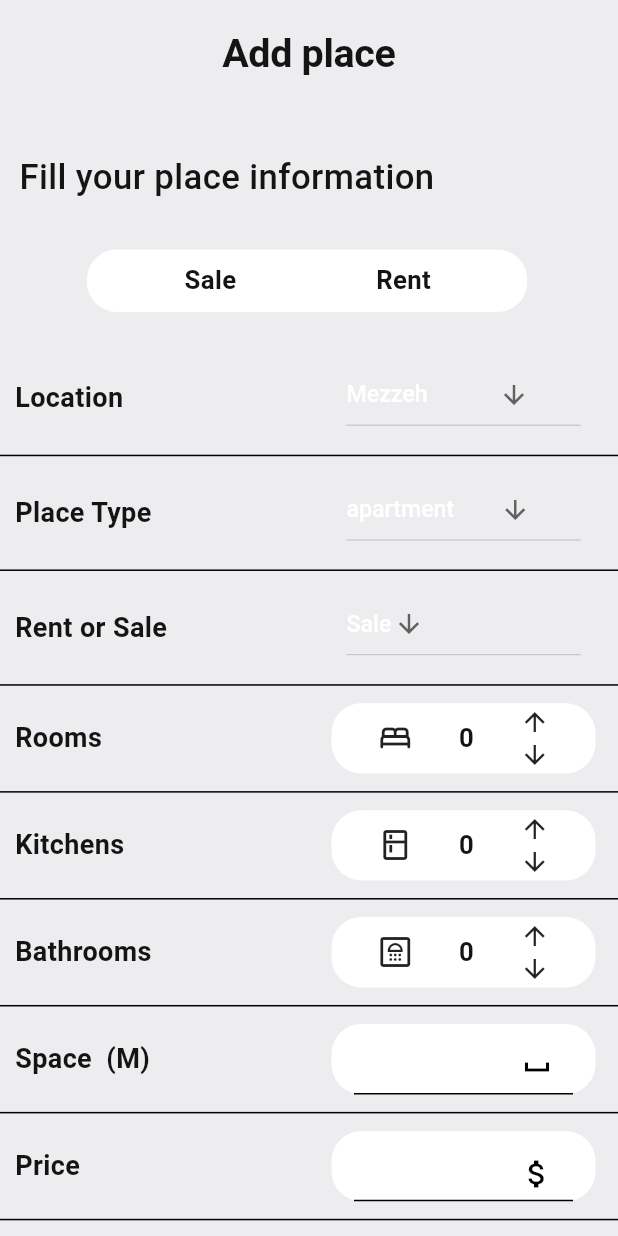
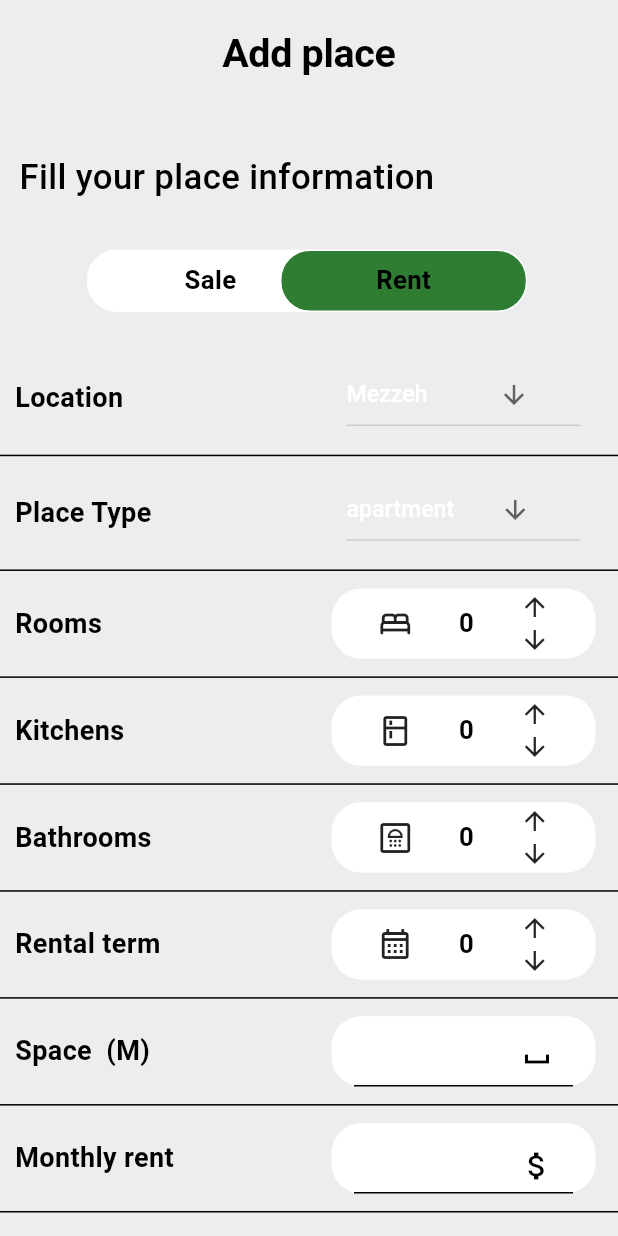
Before and after one commit to SalahMd/Sstate, a Flutter app: the AddPlace screen opened by its route, on a phone screen of 412 x 824 dp. Run offline on Flutter 3.47's test engine with Material 3 defaults, Android fonts, the light colour scheme and no system bars; drawn by our look-alikes of flutter_animate; our stand-ins replace avatar_glow, chips_choice, dartz, flutter_screenutil, geocoding, geolocator and 6 more; missing offline and left inert: date_picker_plus, flutter_glow; accounts and stored records are empty; Roboto replaces fonts that are missing (PlayfairDisplay).

Commit message:
Fixing bugs with rent or sale in add place page

```diff
--- a/lib/controller/add_place_controller.dart
+++ b/lib/controller/add_place_controller.dart
@@ -18,8 +18,9 @@ class AddPlaceControllerImpl extends AddPlaceController {
   int numOfRooms = 0;
   int numOfKitchens = 0;
   int numOfBathRooms = 0;
+  int rentalTerm = 0;
   double space = 0;
-  bool sale = true;
+  bool sale = false;
   int floor = 0;
   List images = [];
   List<DropdownMenuItem<String>> streetsList = [
@@ -93,14 +94,12 @@ class AddPlaceControllerImpl extends AddPlaceController {
   //AddMedicineBack addmedicineBack = AddMedicineBack(Get.put(Crud()));
 
   @override
-  addPlace() {
-
+  addPlace() {}
+  updateDropDownValue(String? newValue) {
+    print("Dropdown Value Changed: $newValue");
+    elementValue = newValue!;
+    update();
   }
-  updateDropDownValue(String? newValue) {
-  print("Dropdown Value Changed: $newValue");
-  elementValue = newValue!;
-  update();
-}
 
   @override
   void onInit() {
@@ -143,6 +142,9 @@ class AddPlaceControllerImpl extends AddPlaceController {
     } else if (increasingElement == "Rooms" && numOfRooms > 0) {
       numOfRooms--;
     }
+    else if (increasingElement == "Rental term" && rentalTerm > 0) {
+      rentalTerm--;
+    }
     update();
   }
 
@@ -155,6 +157,14 @@ class AddPlaceControllerImpl extends AddPlaceController {
     } else if (increasingElement == "Rooms" && numOfRooms >= 0) {
       numOfRooms++;
     }
+    else if (increasingElement == "Rental term" && rentalTerm >= 0) {
+      rentalTerm++;
+    }
+    update();
+  }
+
+  isSale(bool isSale) {
+    sale = isSale;
     update();
   }
 }
--- a/lib/core/constants/textstyles.dart
+++ b/lib/core/constants/textstyles.dart
@@ -52,4 +52,8 @@ class TextStyles {
       //color: AppColors.whiteColor,
       fontSize: 15.sp,
       fontWeight: FontWeight.w500);
+       static TextStyle w50017White = TextStyle(
+      color: lightAppColors.whiteColor,
+      fontSize: 15.sp,
+      fontWeight: FontWeight.w500);
 }
--- a/lib/core/localization/translation.dart
+++ b/lib/core/localization/translation.dart
@@ -82,7 +82,11 @@ class Translation extends Translations {
           "placetype":"نوع العقار",
           "price":"السعر",
           "m":"م",
-          "fillyourplaceinfo":"إملئ معلومات العقار"
+          "fillyourplaceinfo":"إملئ معلومات العقار",
+          "forsale":"للبيع",
+          "forrent":"للإيجار",
+          "rentalterm":"فترة الإيجار",
+          "monthlyrent":"الإيجار الشهري"
 
         },
         "en": {
@@ -164,8 +168,11 @@ class Translation extends Translations {
           "placetype":"Place Type",
           "price":"Price",
           "m":"M",
-          "fillyourplaceinfo":"Fill your place information"
-
+          "fillyourplaceinfo":"Fill your place information",
+          "forsale":"For sale",
+          "forrent":"For rent",
+          "rentalterm":"Rental term",
+          "monthlyrent":"Monthly rent",
 
         }
       };
--- a/lib/core/theme/app_theme.dart
+++ b/lib/core/theme/app_theme.dart
@@ -6,16 +6,16 @@ import 'package:sestate/core/constants/colors.dart';
 class AppTheme {
   static var darkTheme = ColorScheme.dark(
     primary: darkAppColors.primaryColor,
-    primaryContainer:darkAppColors.whiteColor,
+    primaryContainer: darkAppColors.whiteColor,
     onPrimaryContainer: Color.fromARGB(255, 250, 248, 248),
     onErrorContainer: Color(0xFFF9DEDC),
     outline: Color(0xFF938F99),
     background: Colors.grey[900]!,
     onBackground: Color.fromARGB(255, 2, 2, 2),
-    surface: Color.fromARGB(255, 226, 45, 45),
+    surface: Color.fromARGB(255, 52, 50, 50),
     onSurface: Color(0xFFF3F3F3),
     // surfaceVariant: Color.fromARGB(255, 95, 29, 196),
-     onSurfaceVariant: Color.fromARGB(255, 255, 255, 255),
+    onSurfaceVariant: Color.fromARGB(255, 255, 255, 255),
   );
 
   static ColorScheme lightTheme = ColorScheme.light(
@@ -23,8 +23,10 @@ class AppTheme {
     primaryContainer: lightAppColors.whiteColor,
     onPrimaryContainer: lightAppColors.blackColor,
     background: lightAppColors.backGround,
+    //for date picker
+    surface: Color.fromARGB(255, 255, 255, 255),
+    onSurface: Color.fromARGB(255, 0, 0, 0),
     //onBackground: Color.fromARGB(255, 249, 28, 28),
-    onSurface: Color.fromARGB(255, 20, 20, 20),
     onSurfaceVariant: Color.fromARGB(255, 1, 1, 1),
   );
   static final light = ThemeData(
--- a/lib/view/screens/add_place/add_place.dart
+++ b/lib/view/screens/add_place/add_place.dart
@@ -1,4 +1,6 @@
+import 'package:flutter/cupertino.dart';
 import 'package:flutter/material.dart';
+import 'package:flutter/widgets.dart';
 import 'package:flutter_animate/flutter_animate.dart';
 import 'package:flutter_screenutil/flutter_screenutil.dart';
 import 'package:get/get.dart';
@@ -46,10 +48,11 @@ class AddPlace extends StatelessWidget {
                     style: TextStyles.w50022Black)),
           ).animate().fade(duration: 1000.ms).saturate(),
           SizedBox(height: 20.h),
-          RentOrSaleChooser().animate().fade(duration: 1000.ms).saturate(),
+          RentOrSaleChooser(
+            controller: controller,
+          ).animate().fade(duration: 1000.ms).saturate(),
           SizedBox(height: 20.h),
           DropDownWidget(
-            controller: controller,
             title: "location".tr,
             choices: controller.streetsList,
             elementValue: controller.dropdownValue,
@@ -60,22 +63,10 @@ class AddPlace extends StatelessWidget {
               .fade(duration: (600.ms))
               .slideY(begin: -0.5),
           DropDownWidget(
-            controller: controller,
             title: "placetype".tr,
             choices: controller.placeTypesList,
             elementValue: controller.typeValue,
             elementValue2: controller.placeType,
-          ),
-          const MyDivider()
-              .animate()
-              .fade(duration: (600.ms))
-              .slideY(begin: -0.5),
-          DropDownWidget(
-            controller: controller,
-            title: "rentorsale".tr,
-            choices: controller.rentOrSaleList,
-            elementValue: controller.rentOrSale,
-            elementValue2: controller.rentOrSale,
           ),
           const MyDivider()
               .animate()
@@ -105,6 +96,20 @@ class AddPlace extends StatelessWidget {
               icon: Icons.bathroom_outlined,
               controller: controller),
           MyDivider().animate().fade(duration: (600.ms)).slideY(begin: -0.5),
+          Visibility(
+            visible: !controller.sale,
+            child: RoomWidgets(
+                title: "rentalterm".tr,
+                numOfRooms: controller.rentalTerm,
+                icon: Icons.calendar_month_outlined,
+                controller: controller),
+          ),
+          Visibility(
+              visible: !controller.sale,
+              child: MyDivider()
+                  .animate()
+                  .fade(duration: (600.ms))
+                  .slideY(begin: -0.5)),
           Row(
             mainAxisAlignment: MainAxisAlignment.center,
             children: [
@@ -145,10 +150,15 @@ class AddPlace extends StatelessWidget {
               Expanded(
                   child: Padding(
                       padding: EdgeInsetsDirectional.symmetric(horizontal: 10),
-                      child: Text(
-                        "price".tr,
-                        style: TextStyles.w50015Black,
-                      ))),
+                      child: controller.sale
+                          ? Text(
+                              "price".tr,
+                              style: TextStyles.w50015Black,
+                            )
+                          : Text(
+                              "monthlyrent".tr,
+                              style: TextStyles.w50015Black,
+                            ))),
               Expanded(
                   child: Container(
                       alignment: Alignment.center,
--- a/lib/view/screens/add_place/drop_down_widget.dart
+++ b/lib/view/screens/add_place/drop_down_widget.dart
@@ -1,11 +1,11 @@
 import 'package:flutter/material.dart';
 import 'package:flutter_animate/flutter_animate.dart';
 import 'package:flutter_screenutil/flutter_screenutil.dart';
+import 'package:get/get.dart';
 import 'package:sestate/controller/add_place_controller.dart';
 import 'package:sestate/core/constants/textstyles.dart';
 
 class DropDownWidget extends StatelessWidget {
-  final AddPlaceControllerImpl controller;
   final String title;
   final List<DropdownMenuItem<String>> choices;
   String elementValue;
@@ -14,7 +14,6 @@ class DropDownWidget extends StatelessWidget {
 
   DropDownWidget({
     Key? key,
-    required this.controller,
     required this.title,
     required this.choices,
     required this.elementValue,
@@ -23,9 +22,8 @@ class DropDownWidget extends StatelessWidget {
 
   @override
   Widget build(BuildContext context) {
-    String localElementValue = elementValue; // Use a local variable
-
-    return Row(
+    return GetBuilder<AddPlaceControllerImpl>(
+      builder: (controller) => Row(
         children: [
           Expanded(
             child: Padding(
@@ -38,8 +36,6 @@ class DropDownWidget extends StatelessWidget {
               margin: const EdgeInsets.symmetric(horizontal: 15),
               height: 50.h,
               child: DropdownButton<String>(
-              key: ValueKey(elementValue),
-
                 borderRadius: BorderRadius.circular(15),
                 iconSize: 20,
                 padding: const EdgeInsets.symmetric(horizontal: 10),
@@ -48,9 +44,8 @@ class DropDownWidget extends StatelessWidget {
                 elevation: 16,
                 style: TextStyles.w50014Black,
                 onChanged: (String? value) {
-                print("Dropdown onChanged: $value");
-                //controller.updateDropDownValue(value);
                   elementValue = value!;
+                  print(elementValue);
                   controller.update();
                 },
                 items: choices,
@@ -58,6 +53,7 @@ class DropDownWidget extends StatelessWidget {
             ),
           ),
         ],
-    ).animate().fade(duration: (600.ms)).slideY(begin: -0.5);
+      ).animate().fade(duration: (600.ms)).slideY(begin: -0.5),
+    );
   }
 }
--- a/lib/view/screens/add_place/rent_or_sale.dart
+++ b/lib/view/screens/add_place/rent_or_sale.dart
@@ -1,17 +1,19 @@
-import 'package:dartz/dartz.dart';
-import 'package:flutter/cupertino.dart';
 import 'package:flutter/material.dart';
-import 'package:flutter/widgets.dart';
 import 'package:flutter_screenutil/flutter_screenutil.dart';
-import 'package:geolocator/geolocator.dart';
 import 'package:get/get.dart';
+import 'package:sestate/controller/add_place_controller.dart';
 import 'package:sestate/core/functions/dimenesions.dart';
 
 class RentOrSaleChooser extends StatelessWidget {
-  const RentOrSaleChooser({super.key});
+  final AddPlaceControllerImpl controller;
+  RentOrSaleChooser({
+    super.key,
+    required this.controller,
+  });
 
   @override
   Widget build(BuildContext context) {
+    //Get.put(dynamic());
     return Container(
       width: Dimensions.screenwidth(context),
       margin: EdgeInsets.symmetric(horizontal: 20.w),
@@ -20,42 +22,84 @@ class RentOrSaleChooser extends StatelessWidget {
         children: [
           Stack(
             children: [
-              Container(
+              if (controller.sale)
+                Padding(
+                  padding: EdgeInsetsDirectional.only(
+                      start: 125.w, top: 10.h, bottom: 10.h),
+                  child: GestureDetector(
+                    onTap: () {
+                      controller.isSale(false);
+                    },
+                    child: Container(
+                      width: Dimensions.screenwidth(context) / 2.5,
+                      height: 40.h,
+                      alignment: Alignment.center,
+                      decoration: BoxDecoration(
+                        color: Theme.of(context).colorScheme.primaryContainer,
+                        borderRadius: BorderRadius.circular(20),
+                        border: Border.all(color: Colors.white),
+                      ),
+                      child: Text(
+                        "rent".tr,
+                        textAlign: TextAlign.center,
+                      ),
+                    ),
+                  ),
+                ),
+              GestureDetector(
+                onTap: () {
+                  controller.isSale(true);
+                },
+                child: Container(
                   width: Dimensions.screenwidth(context) / 2.5,
                   height: 40.h,
                   alignment: Alignment.center,
                   margin: EdgeInsetsDirectional.only(
-                    start: 25.w, top: 10.h, bottom: 10.h),
+                    start: 25.w,
+                    top: 10.h,
+                    bottom: 10.h,
+                  ),
                   decoration: BoxDecoration(
-                    color: Theme.of(context).colorScheme.primaryContainer,
+                    color: controller.sale
+                        ? Colors.green[800]
+                        : Theme.of(context).colorScheme.primaryContainer,
                     borderRadius: BorderRadius.circular(20),
-                    border: Border.all(color: Colors.white)),
+                    border: Border.all(color: Colors.white),
+                  ),
                   child: Text(
                     "sale".tr,
                     textAlign: TextAlign.center,
                   ),
                 ),
-              //SizedBox()
-              Padding(
-                padding: EdgeInsetsDirectional.only(start: 125.w, top: 10.h, bottom: 10.h),
+              ),
+              if (!controller.sale)
+                GestureDetector(
+                  onTap: () {
+                    controller.isSale(false);
+                  },
+                  child: Padding(
+                    padding: EdgeInsetsDirectional.only(
+                        start: 125.w, top: 10.h, bottom: 10.h),
                     child: Container(
                       width: Dimensions.screenwidth(context) / 2.5,
                       height: 40.h,
                       alignment: Alignment.center,
-                  // margin: EdgeInsetsDirectional.only(
-                  //     end: 10.w, top: 10.h, bottom: 10.h),
                       decoration: BoxDecoration(
-                      color: Theme.of(context).colorScheme.primaryContainer,
+                        color: !controller.sale
+                            ? Colors.green[800]
+                            : Theme.of(context).colorScheme.primaryContainer,
                         borderRadius: BorderRadius.circular(20),
-                      border: Border.all(color: Colors.white)),
+                        border: Border.all(color: Colors.white),
+                      ),
                       child: Text(
                         "rent".tr,
                         textAlign: TextAlign.center,
                       ),
                     ),
-              )
+                  ),
+                ),
             ],
-          )
+          ),
         ],
       ),
     );
--- a/lib/view/screens/add_place/room_widgets.dart
+++ b/lib/view/screens/add_place/room_widgets.dart
@@ -1,10 +1,7 @@
-import 'package:flutter/foundation.dart';
 import 'package:flutter/material.dart';
-import 'package:flutter/widgets.dart';
 import 'package:flutter_animate/flutter_animate.dart';
 import 'package:flutter_screenutil/flutter_screenutil.dart';
 import 'package:sestate/controller/add_place_controller.dart';
-import 'package:sestate/core/constants/colors.dart';
 import 'package:sestate/core/constants/textstyles.dart';
 
 class RoomWidgets extends StatelessWidget {
@@ -33,7 +30,7 @@ class RoomWidgets extends StatelessWidget {
                 ))),
         Expanded(
             child: Container(
-          margin: EdgeInsets.symmetric(
+          margin: const EdgeInsets.symmetric(
             horizontal: 15,
           ),
           height: 45.h,
@@ -53,7 +50,7 @@ class RoomWidgets extends StatelessWidget {
                   onTap: () {
                     controller.increaseCount(title);
                   },
-                  child: Icon(
+                  child: const Icon(
                     Icons.arrow_upward_outlined,
                     size: 20,
                   ),
@@ -62,7 +59,7 @@ class RoomWidgets extends StatelessWidget {
                     onTap: () {
                       controller.decreaseCount(title);
                     },
-                    child: Icon(Icons.arrow_downward_outlined, size: 20))
+                    child: const Icon(Icons.arrow_downward_outlined, size: 20))
               ],
             )
           ]),
--- a/lib/view/screens/change_language.dart
+++ b/lib/view/screens/change_language.dart
@@ -2,7 +2,6 @@ import 'package:flutter/material.dart';
 import 'package:flutter_screenutil/flutter_screenutil.dart';
 import 'package:get/get.dart';
 import 'package:sestate/controller/home_page_controller.dart';
-import 'package:sestate/core/constants/colors.dart';
 import 'package:sestate/core/constants/images.dart';
 import 'package:sestate/core/constants/textstyles.dart';
 import 'package:sestate/core/localization/changelanguage.dart';
@@ -27,23 +26,12 @@ class ChangeTheLanguage extends GetView<ChangeLanguage> {
             SizedBox(height: 50.h),
             GestureDetector(
               onTap: () {
-                //controllerImp.medicines.clear();
-
                 controller.changeLang("ar");
-
-                //controllerImp.getLanguages();
                 Get.back();
-                // Get.off(HomePage());
-                // controllerImp.changePage(1);
               },
               child: Container(
-                  // margin: EdgeInsets.symmetric(horizontal: 15),
-                  height: 55.h,
+                  height: 60.h,
                   padding: EdgeInsets.symmetric(horizontal: 20),
-                  // decoration: BoxDecoration(
-                  //   borderRadius: BorderRadius.circular(20),
-                  //   color: AppColors.primaryColor,
-                  // ),
                   child: Row(
                       mainAxisAlignment: MainAxisAlignment.spaceBetween,
                       children: [
@@ -60,19 +48,13 @@ class ChangeTheLanguage extends GetView<ChangeLanguage> {
             MyDivider(),
             GestureDetector(
               onTap: () {
-                //controllerImp.medicines.clear();
                 controller.changeLang("en");
-                // controllerImp.getLanguages();
+
                 Get.back();
               },
               child: Container(
                 height: 60.h,
-                //margin: EdgeInsets.symmetric(horizontal: 15),
                 padding: EdgeInsets.symmetric(horizontal: 20),
-                // decoration: BoxDecoration(
-                //   borderRadius: BorderRadius.circular(20),
-                //   color: AppColors.primaryColor,
-                // ),
                 child: Row(
                   mainAxisAlignment: MainAxisAlignment.spaceBetween,
                   children: [
--- a/lib/view/screens/item_info/item_info.dart
+++ b/lib/view/screens/item_info/item_info.dart
@@ -201,15 +201,16 @@ class ItemInfo extends StatelessWidget {
                               width: 150.w,
                               height: 40.h,
                               decoration: BoxDecoration(
-                                  color: lightAppColors.whiteColor,
+                                  color: Theme.of(context)
+                                      .colorScheme
+                                      .primaryContainer,
                                   borderRadius: BorderRadius.circular(20)),
                               child: Row(
                                   mainAxisAlignment:
                                       MainAxisAlignment.spaceEvenly,
                                   children: [
-                                    Icon(
+                                    const Icon(
                                       Icons.calendar_month_outlined,
-                                      color: lightAppColors.primaryColor,
                                     ),
                                     Text(
                                       controller.date.toString(),
@@ -239,7 +240,7 @@ class ItemInfo extends StatelessWidget {
                                 ),
                                 child: Text(
                                   "makeappointment".tr,
-                                  style: TextStyles.w50016White,
+                                  style: TextStyles.w50017White,
                                 ))),
                       )
                     : Center(
@@ -259,7 +260,7 @@ class ItemInfo extends StatelessWidget {
                             ),
                             child: Text(
                               'confirm'.tr,
-                              style: TextStyles.w50016White,
+                              style: TextStyles.w50017White,
                             ),
                           ),
                         ),
--- a/lib/view/widgets/item_design.dart
+++ b/lib/view/widgets/item_design.dart
@@ -44,7 +44,7 @@ class ItemDesign extends StatelessWidget {
                 width: Dimensions.screenwidth(context),
                 height: 200.h,
                 child: ClipRRect(
-                  borderRadius: BorderRadius.only(
+                  borderRadius: const BorderRadius.only(
                       topLeft: Radius.circular(10),
                       topRight: Radius.circular(10)),
                   child: Image.asset(
@@ -75,7 +75,7 @@ class ItemDesign extends StatelessWidget {
                     SizedBox(
                       width: 10.w,
                     ),
-                    Text("For sale")
+                    Text("forsale".tr, style: TextStyles.w50016White),
                   ],
                 ),
               )
```
Lines whose indentation alone changed are shown as unchanged.
